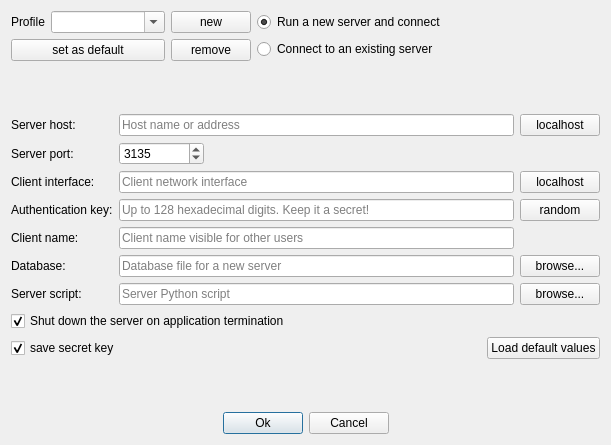
The window that src/ui/connectiondialog.ui (codilime/veles) describes before a commit, drawn with Qt 5.
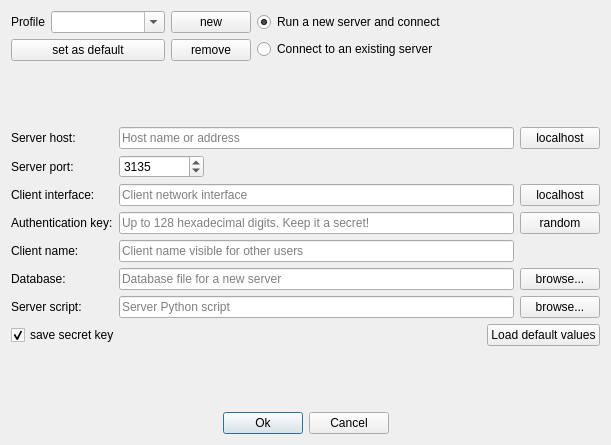
The same window after the commit.

Commit message: quit local server on disconnect

Diff of the .ui file:
```diff
--- a/src/ui/connectiondialog.ui
+++ b/src/ui/connectiondialog.ui
@@ -305,16 +305,6 @@
       </widget>
      </item>
      <item row="8" column="0" colspan="3">
-      <widget class="QCheckBox" name="shut_down_server_check_box">
-       <property name="text">
-        <string>Shut down the server on application termination</string>
-       </property>
-       <property name="checked">
-        <bool>true</bool>
-       </property>
-      </widget>
-     </item>
-     <item row="9" column="0" colspan="3">
       <layout class="QHBoxLayout" name="horizontalLayout" stretch="0,5,0">
        <item>
         <widget class="QCheckBox" name="save_key_check_box">
```
Left out of the diff: 65 changed lines with no effect on the pictures. The commit also changes 8 other files.
